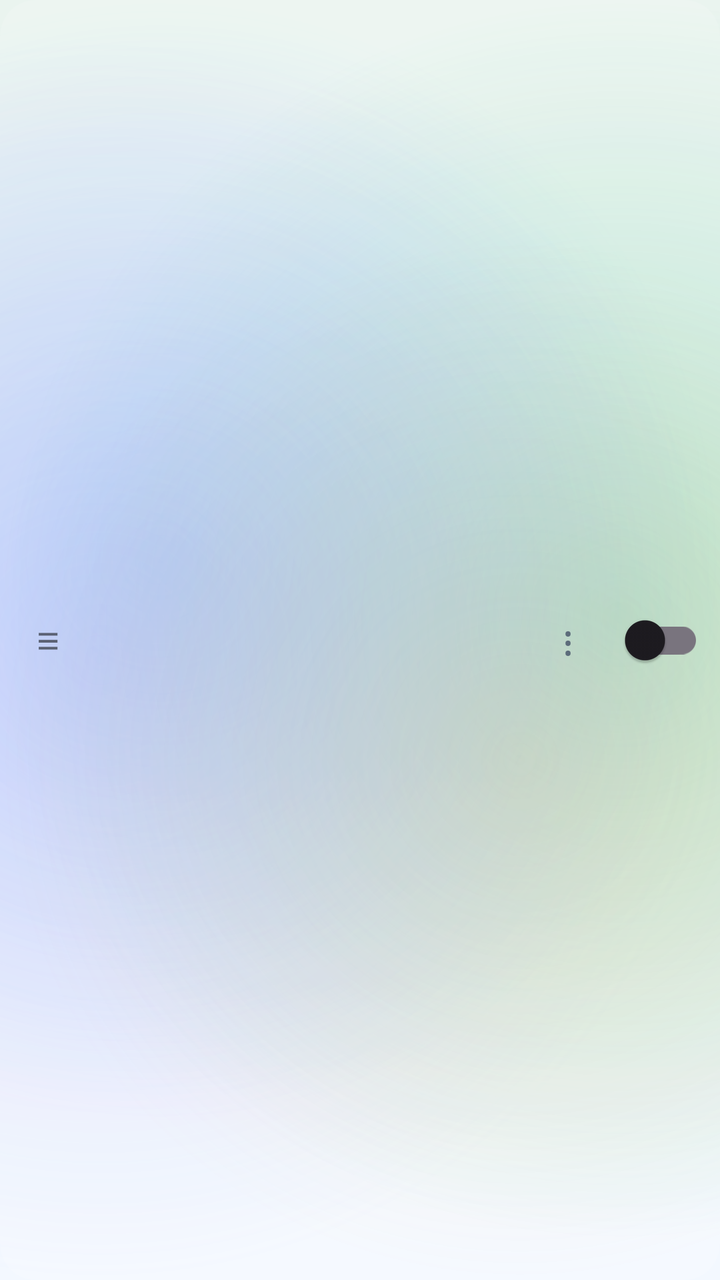
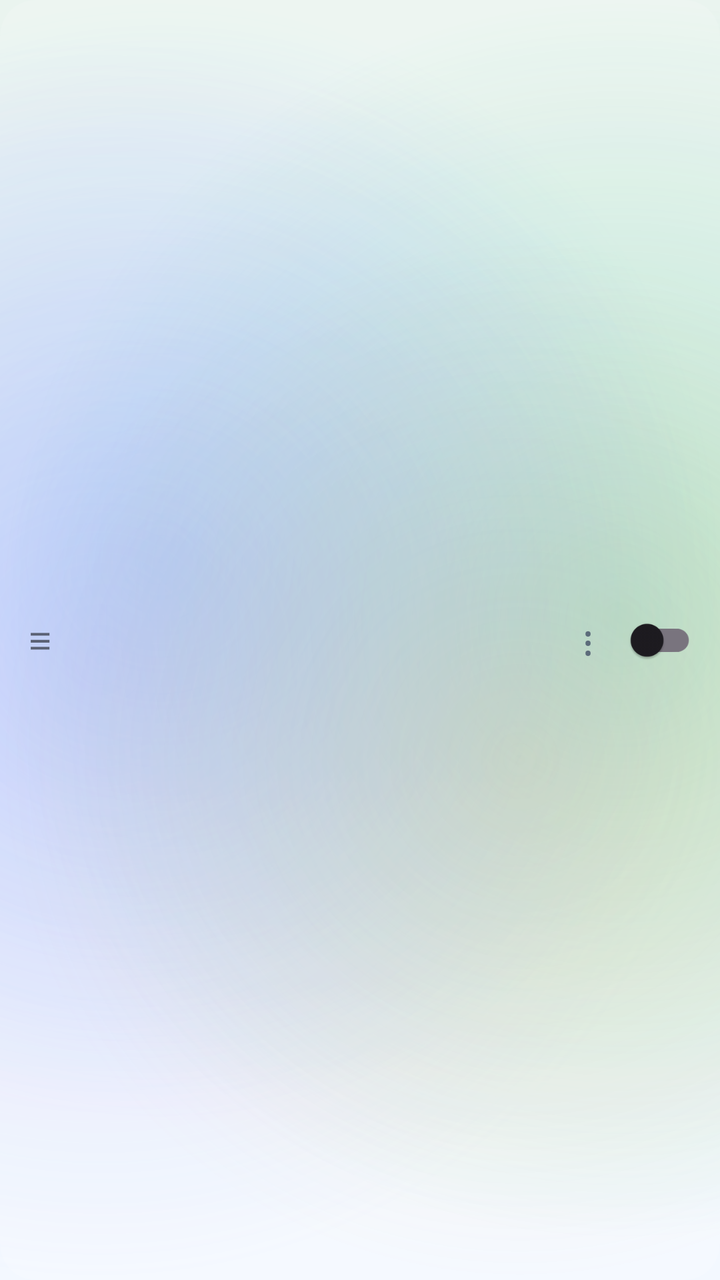

Compare the two renders of this Android layout. The source of the first and the diff that turns it into the second are given below.
<!-- AndroidManifest.xml: application theme Theme.MijiaSim -->
<!-- res/layout/item_device.xml -->
<?xml version="1.0" encoding="utf-8"?>
<LinearLayout xmlns:android="http://schemas.android.com/apk/res/android"
    android:layout_width="match_parent"
    android:layout_height="wrap_content"
    android:layout_margin="4dp"
    android:background="@drawable/bg_row_glass"
    android:gravity="center_vertical"
    android:minHeight="64dp"
    android:orientation="horizontal"
    android:paddingLeft="8dp"
    android:paddingRight="8dp">

    
    <TextView
        android:id="@+id/drag_handle"
        android:layout_width="32dp"
        android:layout_height="48dp"
        android:gravity="center"
        android:text="@string/drag_handle_glyph"
        android:textColor="@color/drag_handle"
        android:textSize="20sp" />

    <LinearLayout
        android:layout_width="0dp"
        android:layout_height="wrap_content"
        android:layout_weight="1"
        android:orientation="vertical"
        android:paddingLeft="6dp"
        android:paddingRight="6dp">

        <TextView
            android:id="@+id/device_name"
            android:layout_width="match_parent"
            android:layout_height="wrap_content"
            android:ellipsize="end"
            android:maxLines="1"
            android:textColor="@color/ink"
            android:textSize="16sp"
            android:textStyle="bold" />

        <TextView
            android:id="@+id/device_meta"
            android:layout_width="match_parent"
            android:layout_height="wrap_content"
            android:ellipsize="end"
            android:maxLines="1"
            android:textColor="@color/ink_muted"
            android:textSize="13sp" />

        <TextView
            android:id="@+id/device_did"
            android:layout_width="match_parent"
            android:layout_height="wrap_content"
            android:ellipsize="end"
            android:maxLines="1"
            android:fontFamily="monospace"
            android:textColor="@color/ink_muted"
            android:textSize="12sp" />
    </LinearLayout>

    <TextView
        android:id="@+id/online_badge"
        android:layout_width="wrap_content"
        android:layout_height="wrap_content"
        android:paddingRight="4dp"
        android:textSize="12sp" />

    
    <TextView
        android:id="@+id/device_more"
        android:layout_width="40dp"
        android:layout_height="48dp"
        android:background="?attr/selectableItemBackgroundBorderless"
        android:clickable="true"
        android:contentDescription="@string/action_more"
        android:focusable="true"
        android:gravity="center"
        android:text="@string/action_more_glyph"
        android:textColor="@color/ink_muted"
        android:textSize="20sp" />

    <androidx.appcompat.widget.SwitchCompat
        android:id="@+id/device_switch"
        android:layout_width="wrap_content"
        android:layout_height="wrap_content" />

</LinearLayout>
<!-- resources referenced by this layout -->
<resources>
  <color name="drag_handle">#88000000</color>
  <color name="ink">#FF1B1F24</color>
  <color name="ink_muted">#FF5C6B7A</color>
  <string name="action_more">更多操作</string>
  <string name="action_more_glyph">⋮</string>
  <string name="drag_handle_glyph">≡</string>
  <color name="row_pressed">#59FFFFFF</color>
  <color name="row_fill">#1FFFFFFF</color>
  <color name="accent">#FF2bb673</color>
  <color name="accent_deep">#FF17794A</color>
  <color name="liquid_sky">#FFF3F8FF</color>
  <style name="Widget.MijiaSim.ActionBar" parent="Widget.AppCompat.ActionBar.Solid">
          <item name="background">@android:color/transparent</item>
          <item name="elevation">0dp</item>
          
          <item name="contentInsetStart">14dp</item>
          <item name="titleTextStyle">@style/TextAppearance.MijiaSim.ActionBar.Title</item>
          <item name="subtitleTextStyle">@style/TextAppearance.MijiaSim.ActionBar.Subtitle</item>
      </style>
  <style name="ThemeOverlay.MijiaSim.ActionBar" parent="ThemeOverlay.AppCompat.Light">
          <item name="colorControlNormal">@color/ink</item>
          <item name="android:textColorPrimary">@color/ink</item>
      </style>
  <style name="ThemeOverlay.MijiaSim.Dialog" parent="ThemeOverlay.AppCompat.Dialog.Alert">
          <item name="android:windowBackground">@drawable/bg_glass_dialog</item>
          <item name="colorControlNormal">@color/ink_muted</item>
          <item name="colorControlActivated">@color/accent</item>
          <item name="colorAccent">@color/accent_deep</item>
          <item name="android:textColorPrimary">@color/ink</item>
          <item name="android:textColorSecondary">@color/ink_muted</item>
      </style>
  <style name="Widget.MijiaSim.PopupMenu.Overflow" parent="Widget.AppCompat.PopupMenu.Overflow">
          <item name="android:popupBackground">@drawable/bg_glass_popup</item>
          <item name="android:popupElevation">10dp</item>
          <item name="overlapAnchor">false</item>
          <item name="android:dropDownVerticalOffset">6dp</item>
      </style>
  <style name="Widget.MijiaSim.PopupMenu" parent="Widget.AppCompat.PopupMenu">
          <item name="android:popupBackground">@drawable/bg_glass_popup</item>
          <item name="android:popupElevation">10dp</item>
      </style>
  <style name="TextAppearance.MijiaSim.PopupMenuItem" parent="TextAppearance.AppCompat.Widget.PopupMenu.Large">
          <item name="android:textColor">@color/ink</item>
          <item name="android:textSize">14sp</item>
      </style>
  <color name="liquid_mist">#FFEAF4EF</color>
  <color name="blob_mint">#552BB673</color>
  <color name="blob_blue">#4D4C9AFF</color>
  <color name="blob_violet">#3D8E7CFF</color>
  <color name="blob_amber">#2EF2A33C</color>
  <style name="TextAppearance.MijiaSim.ActionBar.Title" parent="TextAppearance.AppCompat.Widget.ActionBar.Title">
          <item name="android:textColor">@color/ink</item>
          <item name="android:textSize">20sp</item>
          <item name="android:textStyle">bold</item>
          <item name="android:letterSpacing">0.01</item>
      </style>
  <style name="TextAppearance.MijiaSim.ActionBar.Subtitle" parent="TextAppearance.AppCompat.Widget.ActionBar.Subtitle">
          <item name="android:textColor">@color/ink_muted</item>
      </style>
  <!-- drawable bg_glass_dialog (drawable) -->
  <?xml version="1.0" encoding="utf-8"?>
  <shape xmlns:android="http://schemas.android.com/apk/res/android"
      android:shape="rectangle">
      <solid android:color="@color/dialog_fill" />
      <corners android:radius="28dp" />
      <stroke
          android:width="1dp"
          android:color="@color/glass_stroke" />
  </shape>
  <color name="dialog_fill">#F7FFFFFF</color>
  <color name="glass_stroke">#80FFFFFF</color>
  <color name="popup_bottom">#FFF6FAFF</color>
  <color name="popup_top">#FFFFFFFF</color>
  <color name="glass_divider">#14000000</color>
  <!-- unchanged entries left out for length: 4 -->
</resources>

<!-- the commit's change to res/layout/item_device.xml (unified diff, before → after) -->
@@ -7,13 +7,14 @@
     android:gravity="center_vertical"
     android:minHeight="64dp"
     android:orientation="horizontal"
-    android:paddingLeft="8dp"
-    android:paddingRight="8dp">
+    android:paddingLeft="6dp"
+    android:paddingRight="4dp">
 
+    
     
     <TextView
         android:id="@+id/drag_handle"
-        android:layout_width="32dp"
+        android:layout_width="28dp"
         android:layout_height="48dp"
         android:gravity="center"
         android:text="@string/drag_handle_glyph"
@@ -26,7 +27,7 @@
         android:layout_weight="1"
         android:orientation="vertical"
         android:paddingLeft="6dp"
-        android:paddingRight="6dp">
+        android:paddingRight="2dp">
 
         <TextView
             android:id="@+id/device_name"
@@ -62,13 +63,13 @@
         android:id="@+id/online_badge"
         android:layout_width="wrap_content"
         android:layout_height="wrap_content"
-        android:paddingRight="4dp"
+        android:paddingRight="2dp"
         android:textSize="12sp" />
 
     
     <TextView
         android:id="@+id/device_more"
-        android:layout_width="40dp"
+        android:layout_width="32dp"
         android:layout_height="48dp"
         android:background="?attr/selectableItemBackgroundBorderless"
         android:clickable="true"
@@ -79,9 +80,20 @@
         android:textColor="@color/ink_muted"
         android:textSize="20sp" />
 
-    <androidx.appcompat.widget.SwitchCompat
-        android:id="@+id/device_switch"
-        android:layout_width="wrap_content"
-        android:layout_height="wrap_content" />
+    
+    <FrameLayout
+        android:layout_width="46dp"
+        android:layout_height="48dp">
+
+        <androidx.appcompat.widget.SwitchCompat
+            android:id="@+id/device_switch"
+            android:layout_width="wrap_content"
+            android:layout_height="wrap_content"
+            android:layout_gravity="center_vertical|start"
+            android:scaleX="0.82"
+            android:scaleY="0.82"
+            android:transformPivotX="0dp"
+            android:transformPivotY="24dp" />
+    </FrameLayout>
 
 </LinearLayout>
